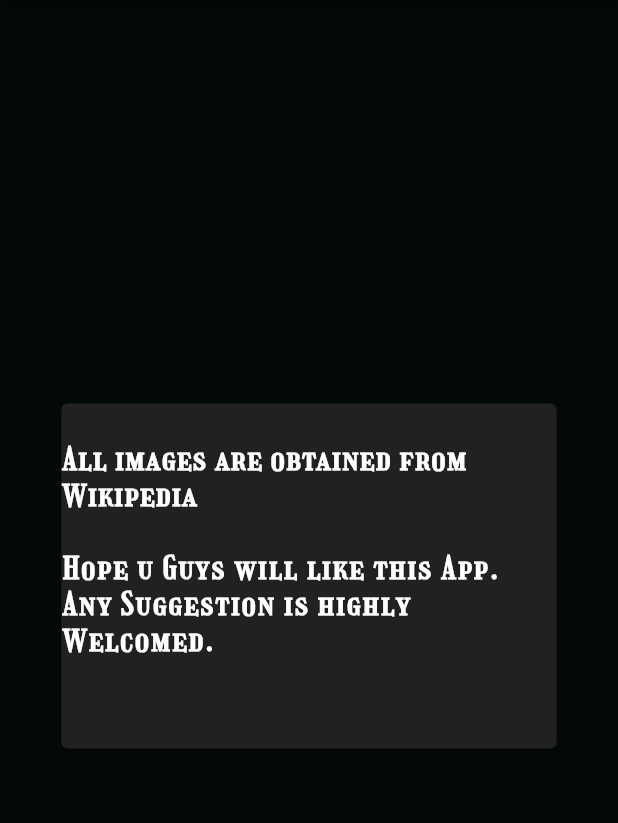
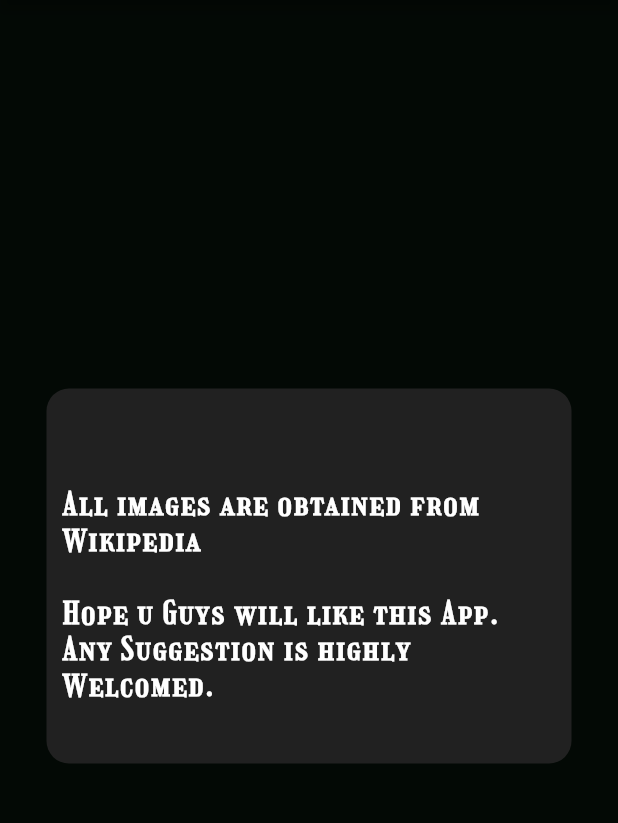
Before and after one commit to Im-awesome-Aadi/Harry_Potter, a Flutter app: the homes screen opened directly, tab 4 chosen, in the side drawer, after a tap on "About the App", on a phone screen of 412 x 824 dp, the part 84-907 px from its top. Run offline on Flutter 3.47's test engine with Material 2 defaults, Android fonts, the phone set to English and light mode, and no system bars; our stand-ins replace flutter_spinkit, shared_preferences, transparent_image; accounts and stored records are empty; network calls fail; statements that could not run were skipped.

Commit message:
Improved code and replaced expired Image URL's.

```diff
--- a/lib/aboutapp.dart
+++ b/lib/aboutapp.dart
@@ -9,21 +9,25 @@ class abou extends StatelessWidget {
       ),
       body: Center(
         child: Container(
+          decoration: BoxDecoration(
+            color: Colors.grey[900],
+            borderRadius: BorderRadius.circular(15)
+          ),
+          padding: EdgeInsets.all(10),
           height: 250,
           width: 350,
           child: Center(
-            child: Card(
-              margin: EdgeInsets.all(10),
-              color: Colors.grey[900],
-              child: Column(
+            child:
+               Column(
+                 mainAxisAlignment: MainAxisAlignment.center,
                 children: <Widget>[
                   SizedBox(height: 25,),
-                  Center(child: Text("All images are obtained from Wikipedia ",style: TextStyle(fontFamily: "Girassol",fontWeight: FontWeight.bold,fontSize: 20, letterSpacing: 1.2),)),
+                  Center(child: Text("All images are obtained from Wikipedia ",style: TextStyle(fontFamily: "Girassol",fontWeight: FontWeight.bold,fontSize: 20, letterSpacing: 1.5),)),
                   SizedBox(height: 25,),
                   Center(child: Text("Hope u Guys will like this App. Any Suggestion is highly Welcomed.",style: TextStyle(fontFamily: "Girassol",fontWeight: FontWeight.bold,fontSize: 20, letterSpacing: 1.5),))
                 ],
               ),
-            ),
+
           ),
         ),
       ),
--- a/lib/housescreen.dart
+++ b/lib/housescreen.dart
@@ -143,8 +143,13 @@ class _housesState extends State<houses> {
                                 flex:11,
                                 child: Container(
                                     margin: EdgeInsets.fromLTRB(0, 7, 0, 5),
-                                    child :FadeInImage.assetNetwork(image:'https://thegarnetmine.com/wp-content/uploads/2020/03/Slytherin-House-Crest.jpg'
-                                      ,placeholder: 'assets/loading.gif',)
+                                    child :ClipRRect(
+                                      borderRadius: BorderRadius.circular(15),
+                                      child: FadeInImage.assetNetwork(image:'https://i.pinimg.com/originals/1d/5e/77/1d5e77cff02ae6c9747e5f9a8d47b18b.jpg'
+                                        ,placeholder: 'assets/loading.gif',
+
+                                        ),
+                                    )
                                 ),
                               ),
                               SizedBox(
--- a/lib/main.dart
+++ b/lib/main.dart
@@ -1,5 +1,6 @@
 import 'package:flutter/material.dart';
 import 'package:harry_potter/LoadingScreen.dart';
+
 void main() => runApp(MyApp());
 
 class MyApp extends StatefulWidget {
@@ -12,6 +13,7 @@ class _MyAppState extends State<MyApp> {
   @override
   Widget build(BuildContext context) {
     return MaterialApp(
+      debugShowCheckedModeBanner: false,
       theme: ThemeData.dark().copyWith(
         primaryColor: Color(0xFF054E43),
         scaffoldBackgroundColor: Color(0xFF030905,),
--- a/lib/spellscreen.dart
+++ b/lib/spellscreen.dart
@@ -48,6 +48,7 @@ String abc;
       children: <Widget>[
         TextField(
           decoration: InputDecoration(
+            prefixIcon:  Icon(Icons.search,color: Colors.white,),
               contentPadding: EdgeInsets.all(10),
               hintText: 'Search By Spell Name'
           ),
--- a/lib/wandscreen.dart
+++ b/lib/wandscreen.dart
@@ -9,6 +9,9 @@ class wandss extends StatefulWidget {
 }
 
 class _wandssState extends State<wandss> {
+
+
+
   List<String> wan = List<String>();
   List<String> mad = List<String>();
   List<String> sizes = List<String>();
```
Also changed, not shown: lib/developer.dart (+8 -5 lines), lib/resultpage.dart (+16 -12 lines), pubspec.lock.
